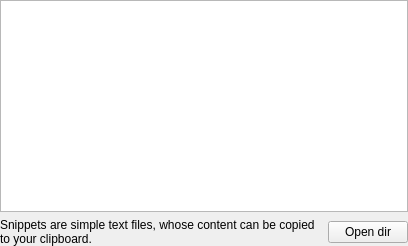
Old version of the form snippets/src/configwidget.ui in the repository albertlauncher/plugins.
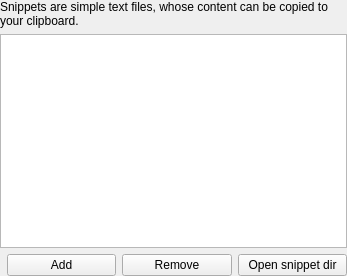
New version of the form.

The edit to the form file:
```diff
--- a/snippets/src/configwidget.ui
+++ b/snippets/src/configwidget.ui
@@ -6,8 +6,8 @@
    <rect>
     <x>0</x>
     <y>0</y>
-    <width>408</width>
-    <height>246</height>
+    <width>347</width>
+    <height>276</height>
    </rect>
   </property>
   <layout class="QVBoxLayout">
@@ -23,6 +23,22 @@
    <property name="bottomMargin">
     <number>0</number>
    </property>
+   <item>
+    <widget class="QLabel" name="label">
+     <property name="sizePolicy">
+      <sizepolicy hsizetype="MinimumExpanding" vsizetype="Preferred">
+       <horstretch>0</horstretch>
+       <verstretch>0</verstretch>
+      </sizepolicy>
+     </property>
+     <property name="text">
+      <string>Snippets are simple text files, whose content can be copied to your clipboard.</string>
+     </property>
+     <property name="wordWrap">
+      <bool>true</bool>
+     </property>
+    </widget>
+   </item>
    <item>
     <widget class="QListView" name="listView">
      <property name="editTriggers">
@@ -42,25 +58,30 @@
    <item>
     <layout class="QHBoxLayout" name="horizontalLayout">
      <item>
-      <widget class="QLabel" name="label">
-       <property name="sizePolicy">
-        <sizepolicy hsizetype="MinimumExpanding" vsizetype="Preferred">
-         <horstretch>0</horstretch>
-         <verstretch>0</verstretch>
-        </sizepolicy>
+      <spacer name="horizontalSpacer">
+       <property name="orientation">
+        <enum>Qt::Horizontal</enum>
        </property>
+      </spacer>
+     </item>
+     <item>
+      <widget class="QPushButton" name="pushButton_add">
        <property name="text">
-        <string>Snippets are simple text files, whose content can be copied to your clipboard.</string>
+        <string>Add</string>
        </property>
-       <property name="wordWrap">
-        <bool>true</bool>
+      </widget>
+     </item>
+     <item>
+      <widget class="QPushButton" name="pushButton_remove">
+       <property name="text">
+        <string>Remove</string>
        </property>
       </widget>
      </item>
      <item>
       <widget class="QPushButton" name="pushButton_opendir">
        <property name="text">
-        <string>Open dir</string>
+        <string>Open snippet dir</string>
        </property>
       </widget>
      </item>
```
